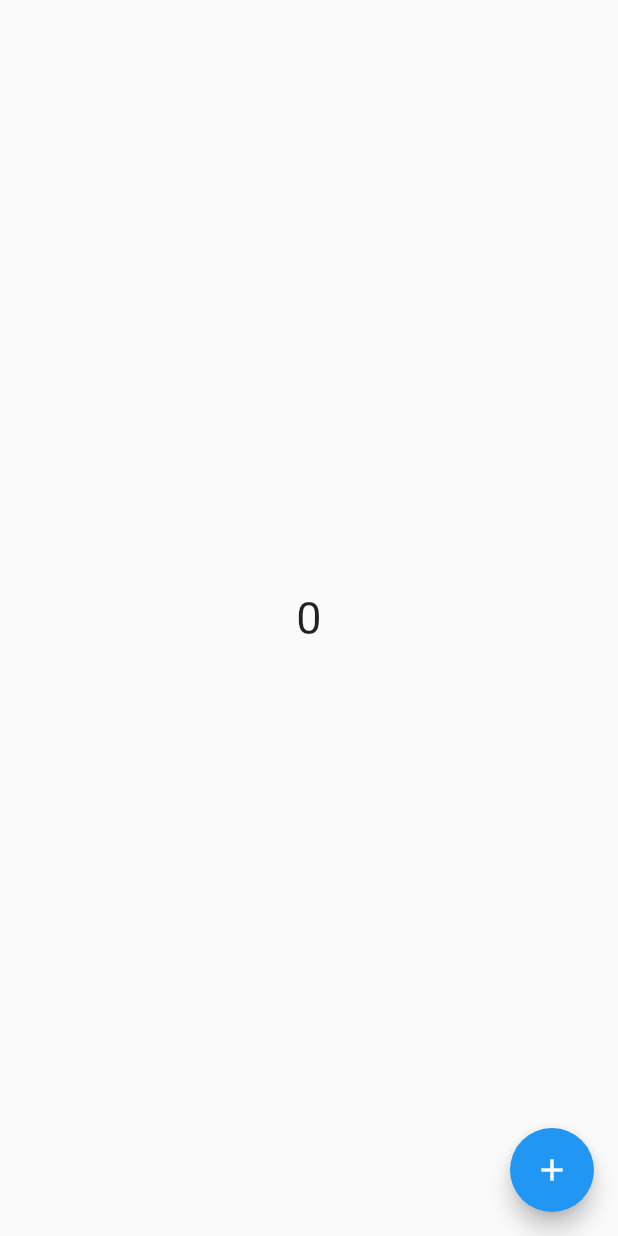
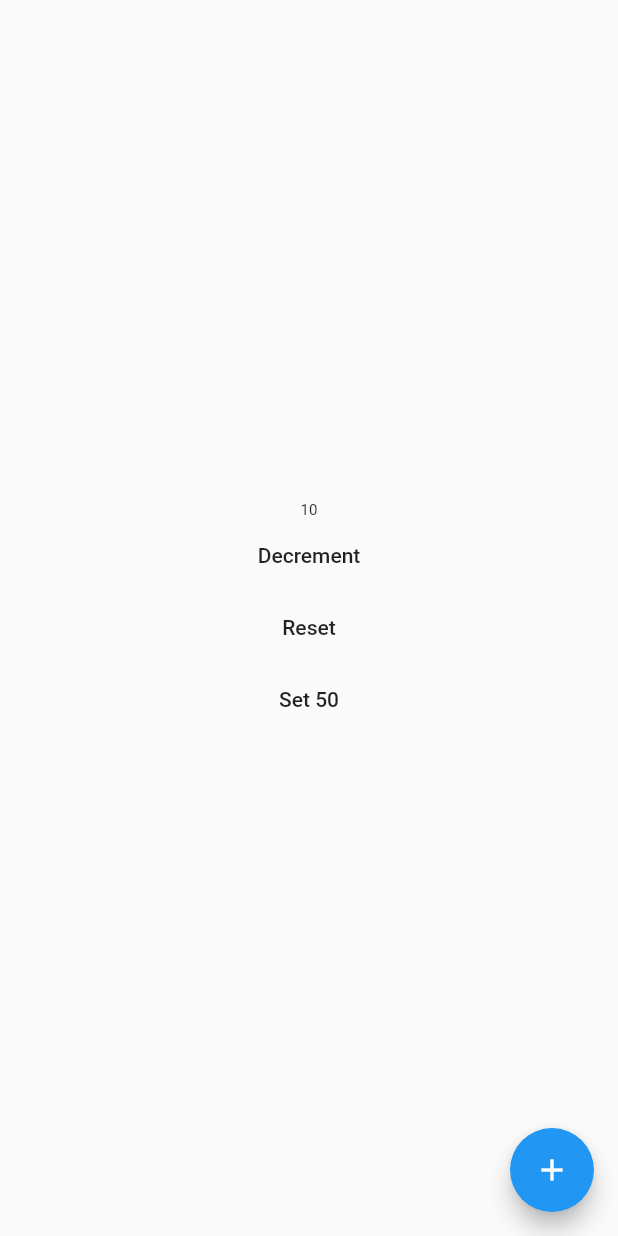
Before and after one commit to NiklasAppAkademie/bloc_sample, a Flutter app: the screen it shows after launch, on a phone screen of 412 x 824 dp. Run offline on Flutter 3.47's test engine with Material 2 defaults, Android fonts, the phone set to English and light mode, and no system bars; our stand-ins replace bloc, flutter_bloc.

Commit message:
BLoC Initialization and States

```diff
--- a/lib/app.dart
+++ b/lib/app.dart
@@ -1,4 +1,4 @@
-import 'package:bloc_sample/bloc/counter_cubit.dart';
+import 'package:bloc_sample/bloc/counter_bloc.dart';
 import 'package:bloc_sample/pages/counter_page.dart';
 import 'package:flutter/material.dart';
 import 'package:flutter_bloc/flutter_bloc.dart';
@@ -10,7 +10,7 @@ class App extends StatelessWidget {
   Widget build(BuildContext context) {
     return MaterialApp(
       home: BlocProvider(
-        create: (_) => CounterCubit(),
+        create: (_) => CounterBloc(),
         child: const CounterPage(),
       ),
     );
--- /dev/null
+++ b/lib/bloc/counter_events.dart
@@ -0,0 +1,13 @@
+abstract class CounterEvent {}
+
+class CounterIncrement extends CounterEvent {}
+
+class CounterDecrement extends CounterEvent {}
+
+class CounterReset extends CounterEvent {}
+
+class CounterSet extends CounterEvent {
+  final int newCounter;
+
+  CounterSet({required this.newCounter});
+}
--- /dev/null
+++ b/lib/bloc/counter_state.dart
@@ -0,0 +1,17 @@
+abstract class CounterState {
+  CounterState(this.counter);
+
+  int counter;
+}
+
+class InitialCounterState extends CounterState {
+  InitialCounterState() : super(10);
+}
+
+class AdjustedCounterState extends CounterState {
+  AdjustedCounterState({required counter}) : super(counter);
+}
+
+class LoadingCounterState extends CounterState {
+  LoadingCounterState({required counter}) : super(counter);
+}
--- a/lib/pages/counter_page.dart
+++ b/lib/pages/counter_page.dart
@@ -1,4 +1,7 @@
+import 'package:bloc_sample/bloc/counter_bloc.dart';
 import 'package:bloc_sample/bloc/counter_cubit.dart';
+import 'package:bloc_sample/bloc/counter_events.dart';
+import 'package:bloc_sample/bloc/counter_state.dart';
 import 'package:flutter/material.dart';
 import 'package:flutter_bloc/flutter_bloc.dart';
 
@@ -7,21 +10,46 @@ class CounterPage extends StatelessWidget {
 
   @override
   Widget build(BuildContext context) {
-    return BlocConsumer<CounterCubit, int>(listener: (context, state) {
+    return BlocConsumer<CounterBloc, CounterState>(listener: (context, state) {
       debugPrint(state.toString());
     }, builder: (context, state) {
       return Scaffold(
         floatingActionButton: FloatingActionButton(
           onPressed: () {
-            context.read<CounterCubit>().increment();
+            context.read<CounterBloc>().add(CounterIncrement());
           },
           child: const Icon(Icons.add),
         ),
-        body: Center(
-            child: Text(
-          "$state",
-          style: const TextStyle(fontSize: 30),
-        )),
+        body: Column(
+          mainAxisAlignment: MainAxisAlignment.center,
+          children: [
+            Center(
+                child: state is LoadingCounterState
+                    ? const CircularProgressIndicator()
+                    : Text(
+                        "${state.counter}",
+                        style: TextStyle(fontSize: state.counter.toDouble()),
+                      )),
+            MaterialButton(
+              onPressed: () {
+                context.read<CounterBloc>().add(CounterDecrement());
+              },
+              child: const Text("Decrement"),
+            ),
+            MaterialButton(
+              onPressed: () {
+                context.read<CounterBloc>().add(CounterReset());
+              },
+              child: const Text("Reset"),
+            ),
+            MaterialButton(
+              onPressed: () {
+                context.read<CounterBloc>().add(CounterSet(newCounter: 50));
+              },
+              child: const Text("Set 50"),
+            ),
+          ],
+        ),
       );
     });
   }
```
Also changed, not shown: lib/bloc/counter_bloc.dart (added, +24 -0 lines), lib/bloc/counter_cubit.dart (+5 -3 lines).
